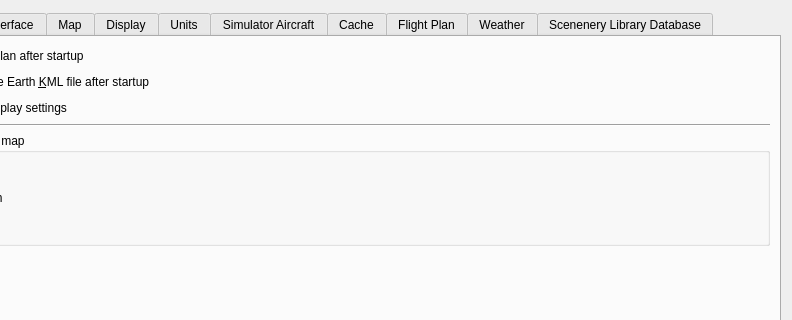
Old version of the form src/options/options.ui in the repository albar965/littlenavmap; both pictures show x 128 to 920 and y 0 to 320 of the 920 by 440 pixel window.
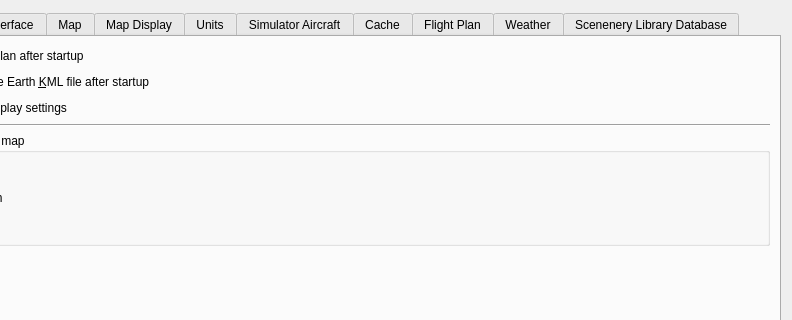
New version of the form.

The edit to the form file:
```diff
--- a/src/options/options.ui
+++ b/src/options/options.ui
@@ -697,7 +697,7 @@
      </widget>
      <widget class="QWidget" name="tabDisplay">
       <attribute name="title">
-       <string>Display</string>
+       <string>Map Display</string>
       </attribute>
       <layout class="QHBoxLayout" name="horizontalLayout">
        <item>
```
